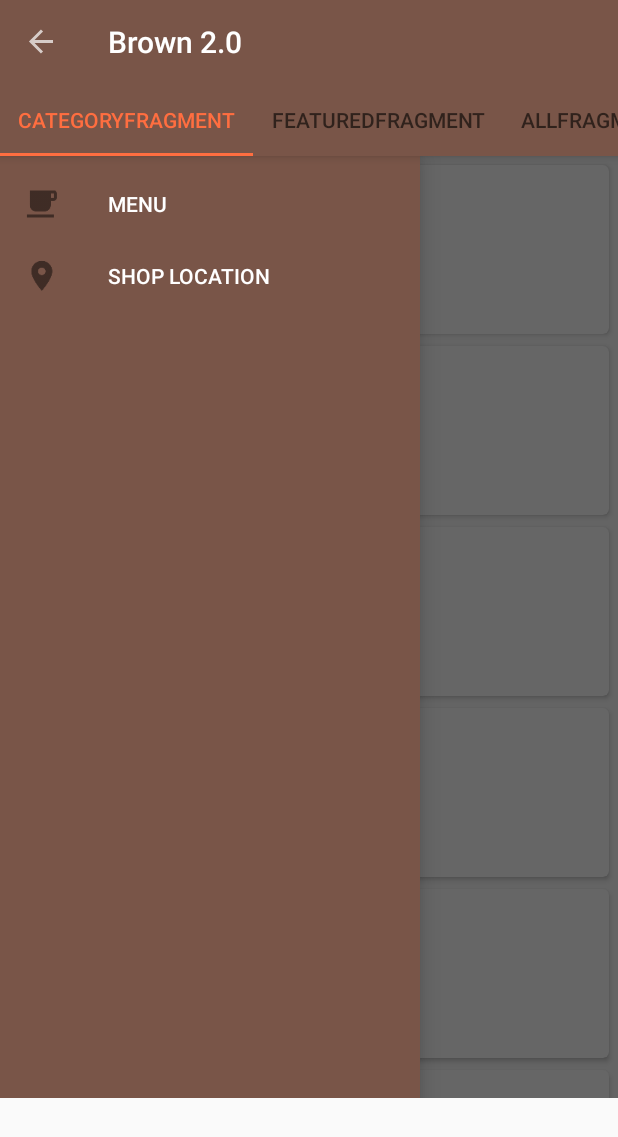
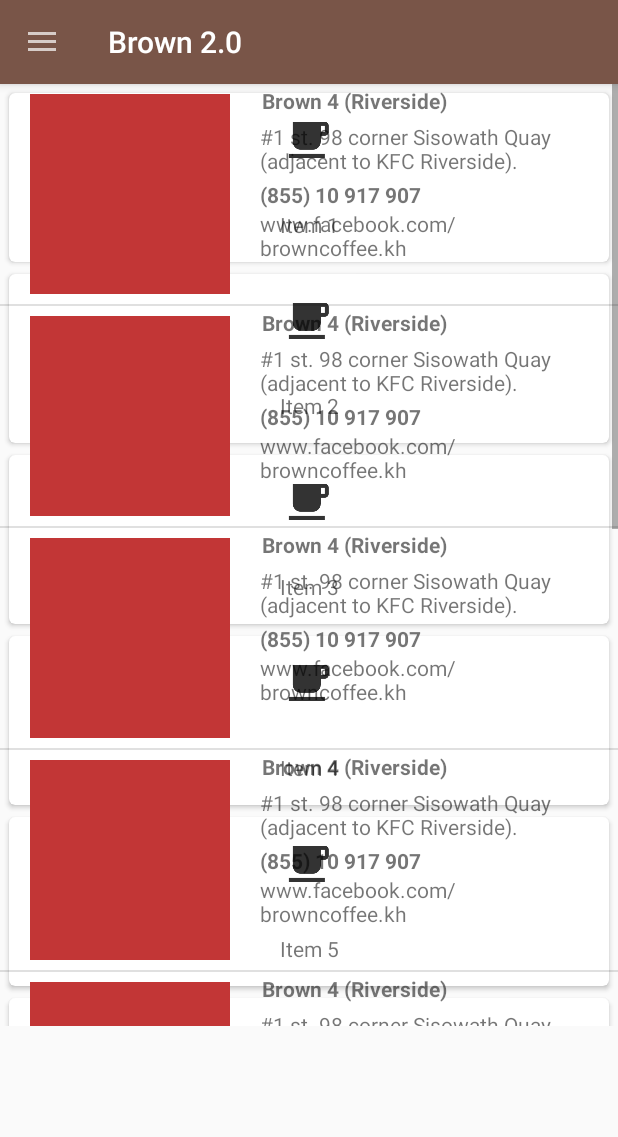
Before and after one commit to ChivoinLong/Brown, an Android app: the MenuActivity screen opened directly, with no data from a screen before it, in the side drawer, after a tap on "SHOP LOCATION", on a phone screen of 412 x 824 dp. Shown: the top 1137 px of the screen. Run offline under Robolectric (Android 15) with nearby library versions, the phone set to English and light mode, and no system bars.

Commit message:
Completed showing location in main_content and MenuActivity.

```diff
--- a/app/src/main/AndroidManifest.xml
+++ b/app/src/main/AndroidManifest.xml
@@ -18,8 +18,7 @@
             </intent-filter>
         </activity>
         <activity android:name=".MenuActivity" />
-        <activity android:name=".StoreList.f_store_list" />
-        <activity android:name=".StoreList.f_store_list" />
+        <activity android:name=".StoreList.MainListStore" />
         <activity android:name=".MainShowDetailStore"></activity>
     </application>
 
--- a/app/src/main/java/com/thesis/brown/brown/MenuActivity.java
+++ b/app/src/main/java/com/thesis/brown/brown/MenuActivity.java
@@ -17,9 +17,12 @@ import android.support.v7.app.ActionBar;
 import android.support.v7.app.ActionBarDrawerToggle;
 import android.support.v7.app.AppCompatActivity;
 import android.support.v7.widget.Toolbar;
+import android.util.Log;
 import android.view.MenuItem;
 import android.view.View;
 import android.widget.TableLayout;
+
+import com.thesis.brown.brown.StoreList.MainListStore;
 
 import java.util.ArrayList;
 import java.util.List;
@@ -36,6 +39,7 @@ public class MenuActivity extends AppCompatActivity implements NavigationView.On
     ActionBarDrawerToggle mDrawerToggle;
     DrawerLayout mDrawerLayout;
     NavigationView mNavigationView;
+    TabLayout tabLayout;
 
 
     @Override
@@ -54,9 +58,8 @@ public class MenuActivity extends AppCompatActivity implements NavigationView.On
         tabsAdapter.addFragment(new AllFragment());
 
         viewPager.setAdapter(tabsAdapter);
-        TabLayout tabLayout = (TabLayout) findViewById(R.id.tabLayout);
+        tabLayout = (TabLayout) findViewById(R.id.tabLayout);
         tabLayout.setupWithViewPager(viewPager);
-
 
 //        actionBar.setHomeButtonEnabled(false);
 //        actionBar.setNavigationMode(ActionBar.NAVIGATION_MODE_TABS);
@@ -78,21 +81,35 @@ public class MenuActivity extends AppCompatActivity implements NavigationView.On
         };
         mDrawerLayout.setDrawerListener(mDrawerToggle);
         mDrawerToggle.syncState();
+
+        setEvents();
+    }
+
+    void setEvents(){
     }
 
     @Override
     public boolean onNavigationItemSelected(@NonNull MenuItem item) {
+
+        mDrawerLayout.closeDrawer(GravityCompat.START);
+
+        android.app.FragmentManager manager = getFragmentManager();
+
         switch (item.getItemId()){
             case R.id.nav_menu:
+                tabLayout.setVisibility(View.VISIBLE);
+                // Call itself
+                manager.beginTransaction().remove(getFragmentManager().findFragmentById(R.id.main_content)).commit();
+                break;
 
-//                getSupportFragmentManager().beginTransaction()
-//                        .replace(R.id.main_content, new MenuActivity())
-//                        .commit();
-                mDrawerLayout.closeDrawer(GravityCompat.START);
-                return true;
-            default:
-                return super.onOptionsItemSelected(item);
+            case R.id.nav_shop_location:
+                tabLayout.setVisibility(View.GONE);
+
+                manager.beginTransaction().replace(R.id.main_content,new MainListStore()).commit();
+                break;
         }
+
+        return super.onOptionsItemSelected(item);
     }
 
     public static class MyAdapter extends FragmentPagerAdapter {
--- a/app/src/main/java/com/thesis/brown/brown/StoreList/f_store_list.java
+++ b/app/src/main/java/com/thesis/brown/brown/StoreList/MainListStore.java
@@ -1,9 +1,12 @@
 package com.thesis.brown.brown.StoreList;
 
+import android.app.Fragment;
 import android.content.Intent;
-import android.support.v7.app.AppCompatActivity;
+import android.support.annotation.Nullable;
 import android.os.Bundle;
+import android.view.LayoutInflater;
 import android.view.View;
+import android.view.ViewGroup;
 import android.widget.AdapterView;
 import android.widget.ListView;
 
@@ -13,30 +16,33 @@ import com.thesis.brown.brown.R;
 import org.json.JSONException;
 import org.json.JSONObject;
 
-import java.io.Serializable;
 import java.util.ArrayList;
 
-public class f_store_list extends AppCompatActivity {
+public class MainListStore extends Fragment {
 
     ListView lisStoreList;
     ListStoreListAdp adp;
     ArrayList<ListStoreListModel> models;
 
     @Override
-    protected void onCreate(Bundle savedInstanceState) {
-        super.onCreate(savedInstanceState);
-        setContentView(R.layout.activity_f_store_list);
+    public View onCreateView(LayoutInflater inflater, ViewGroup container, Bundle savedInstanceState) {
+        return inflater.inflate(R.layout.activity_main_list_store, container, false);
+    }
 
-        lisStoreList = (ListView)findViewById(R.id.lisStoreList);
+    @Override
+    public void onActivityCreated(@Nullable Bundle savedInstanceState) {
+        super.onActivityCreated(savedInstanceState);
+
+        lisStoreList = (ListView) getActivity().findViewById(R.id.lisStoreList);
 
         getListData();
-        adp = new ListStoreListAdp(this, R.layout.lis_store_list, models);
+        adp = new ListStoreListAdp(getActivity(), R.layout.lis_store_list, models);
         lisStoreList.setAdapter(adp);
 
         lisStoreList.setOnItemClickListener(new AdapterView.OnItemClickListener() {
             @Override
             public void onItemClick(AdapterView<?> adapterView, View view, int i, long l) {
-                Intent intent = new Intent(getBaseContext(), MainShowDetailStore.class);
+                Intent intent = new Intent(getActivity(), MainShowDetailStore.class);
 
                 JSONObject object = new JSONObject();
                 try {
@@ -63,5 +69,9 @@ public class f_store_list extends AppCompatActivity {
         models.add(new ListStoreListModel("Brown 4 (Riverside)", "#1 st. 98 corner Sisowath Quay (adjacent to KFC Riverside).", "(855) 10 917 907", "www.facebook.com/browncoffee.kh", "imgURL", "06:30 AM - 09:00 PM"));
         models.add(new ListStoreListModel("Brown 4 (Riverside)", "#1 st. 98 corner Sisowath Quay (adjacent to KFC Riverside).", "(855) 10 917 907", "www.facebook.com/browncoffee.kh", "imgURL", "06:30 AM - 09:00 PM"));
         models.add(new ListStoreListModel("Brown 4 (Riverside)", "#1 st. 98 corner Sisowath Quay (adjacent to KFC Riverside).", "(855) 10 917 907", "www.facebook.com/browncoffee.kh", "imgURL", "06:30 AM - 09:00 PM"));
+        models.add(new ListStoreListModel("Brown 4 (Riverside)", "#1 st. 98 corner Sisowath Quay (adjacent to KFC Riverside).", "(855) 10 917 907", "www.facebook.com/browncoffee.kh", "imgURL", "06:30 AM - 09:00 PM"));
+        models.add(new ListStoreListModel("Brown 4 (Riverside)", "#1 st. 98 corner Sisowath Quay (adjacent to KFC Riverside).", "(855) 10 917 907", "www.facebook.com/browncoffee.kh", "imgURL", "06:30 AM - 09:00 PM"));
+        models.add(new ListStoreListModel("Brown 4 (Riverside)", "#1 st. 98 corner Sisowath Quay (adjacent to KFC Riverside).", "(855) 10 917 907", "www.facebook.com/browncoffee.kh", "imgURL", "06:30 AM - 09:00 PM"));
+        models.add(new ListStoreListModel("Brown 4 (Riverside)", "#1 st. 98 corner Sisowath Quay (adjacent to KFC Riverside).", "(855) 10 917 907", "www.facebook.com/browncoffee.kh", "imgURL", "06:30 AM - 09:00 PM"));
     }
 }
--- a/app/src/main/res/layout/activity_f_store_list.xml
+++ b/app/src/main/res/layout/activity_main_list_store.xml
@@ -4,7 +4,7 @@
     xmlns:tools="http://schemas.android.com/tools"
     android:layout_width="match_parent"
     android:layout_height="match_parent"
-    tools:context="com.thesis.brown.brown.StoreList.f_store_list">
+    tools:context="com.thesis.brown.brown.StoreList.MainListStore">
 
     <ListView
         android:layout_width="match_parent"
```
Also changed, not shown: app/src/main/java/com/thesis/brown/brown/MainActivity.java (+20 -10 lines), app/src/main/res/layout/activity_main.xml (+18 -2 lines).
